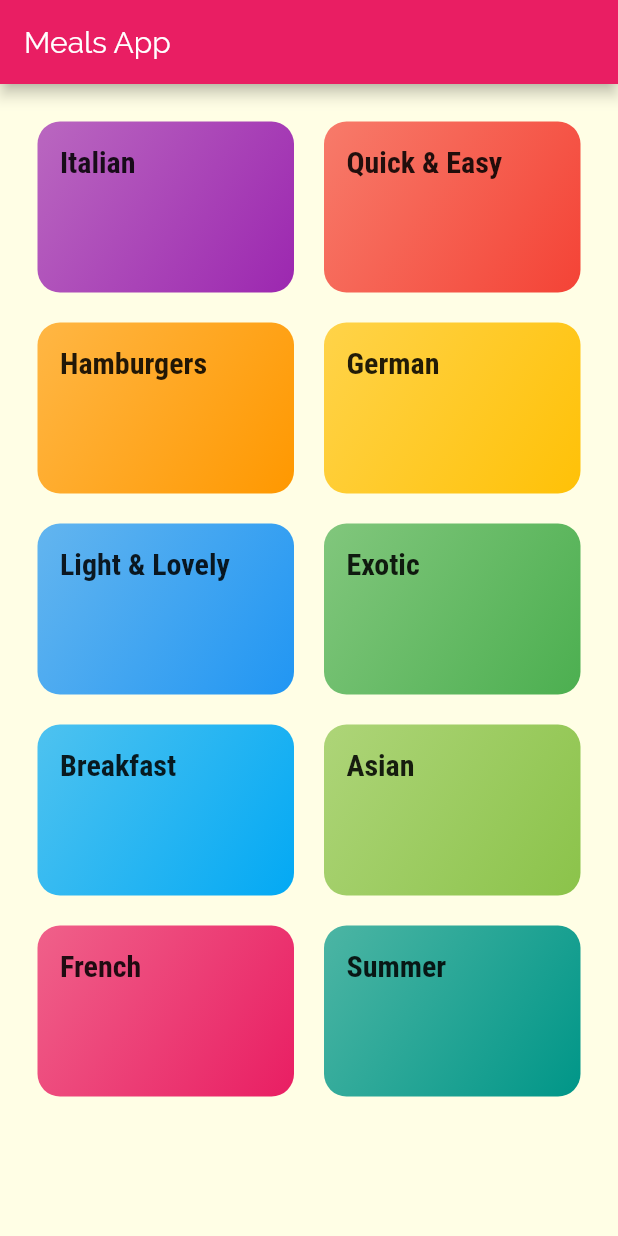
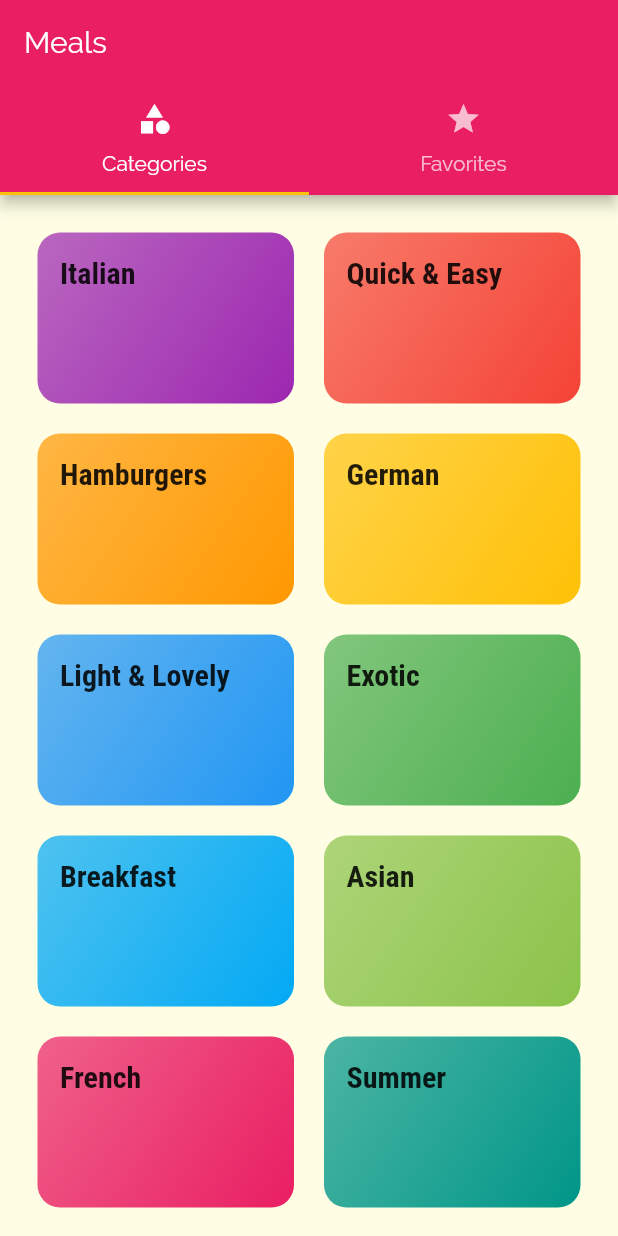
Before and after one commit to mohamedashraf1/Meals-app, a Flutter app: the screen it shows after launch, on a phone screen of 412 x 824 dp. Run offline on Flutter 3.47's test engine with Material 2 defaults, Android fonts, the phone set to English and light mode, and no system bars.

```diff
--- a/MealsApp/lib/main.dart
+++ b/MealsApp/lib/main.dart
@@ -3,6 +3,7 @@ import 'package:flutter/material.dart';
 import 'screens/categories_screens.dart';
 import 'screens/category_meals_screen.dart';
 import 'screens/meal_detail_screen.dart';
+import 'screens/tabs_screen.dart';
 
 void main() => runApp(MealsApp());
 
@@ -33,7 +34,7 @@ class MealsApp extends StatelessWidget {
       ),
       //initialRoute: '/',
       routes: {
-        '/': (ctx) => CategoriesScreen(),
+        '/': (ctx) => TabsSreen(),
         CategoryMealsScreen.routeName: (ctx) => CategoryMealsScreen(),
         MealDetailScreen.routeName: (ctx) => MealDetailScreen(),
       },
--- a/MealsApp/lib/screens/categories_screens.dart
+++ b/MealsApp/lib/screens/categories_screens.dart
@@ -6,11 +6,7 @@ import '../widgets/category_item.dart';
 class CategoriesScreen extends StatelessWidget {
   @override
   Widget build(BuildContext context) {
-    return Scaffold(
-      appBar: AppBar(
-        title: const Text("Meals App"),
-      ),
-      body: GridView(
+    return GridView(
       padding: const EdgeInsets.all(25),
       gridDelegate: SliverGridDelegateWithMaxCrossAxisExtent(
         maxCrossAxisExtent: 200,
@@ -25,7 +21,6 @@ class CategoriesScreen extends StatelessWidget {
           color: catData.color,
         );
       }).toList(),
-      ),
     );
   }
 }
--- /dev/null
+++ b/MealsApp/lib/screens/favorites_screen.dart
@@ -0,0 +1,10 @@
+import 'package:flutter/material.dart';
+
+class FavoriteScreen extends StatelessWidget {
+  @override
+  Widget build(BuildContext context) {
+    return Center(
+      child: Text("favorites"),
+    );
+  }
+}
--- /dev/null
+++ b/MealsApp/lib/screens/tabs_screen.dart
@@ -0,0 +1,42 @@
+import 'package:flutter/material.dart';
+
+import './categories_screens.dart';
+import './favorites_screen.dart';
+
+class TabsSreen extends StatefulWidget {
+  @override
+  _TabsSreenState createState() => _TabsSreenState();
+}
+
+class _TabsSreenState extends State<TabsSreen> {
+  @override
+  Widget build(BuildContext context) {
+    return DefaultTabController(
+      //initialIndex: 0,
+      child: Scaffold(
+        appBar: AppBar(
+          title: Text("Meals"),
+          bottom: TabBar(
+            tabs: [
+              Tab(
+                icon: Icon(Icons.category),
+                text: 'Categories',
+              ),
+              Tab(
+                icon: Icon(Icons.star),
+                text: 'Favorites',
+              ),
+            ],
+          ),
+        ),
+        body: TabBarView(
+          children: [
+            CategoriesScreen(),
+            FavoriteScreen(),
+          ],
+        ),
+      ),
+      length: 2,
+    );
+  }
+}
```
Lines whose indentation alone changed are shown as unchanged.
